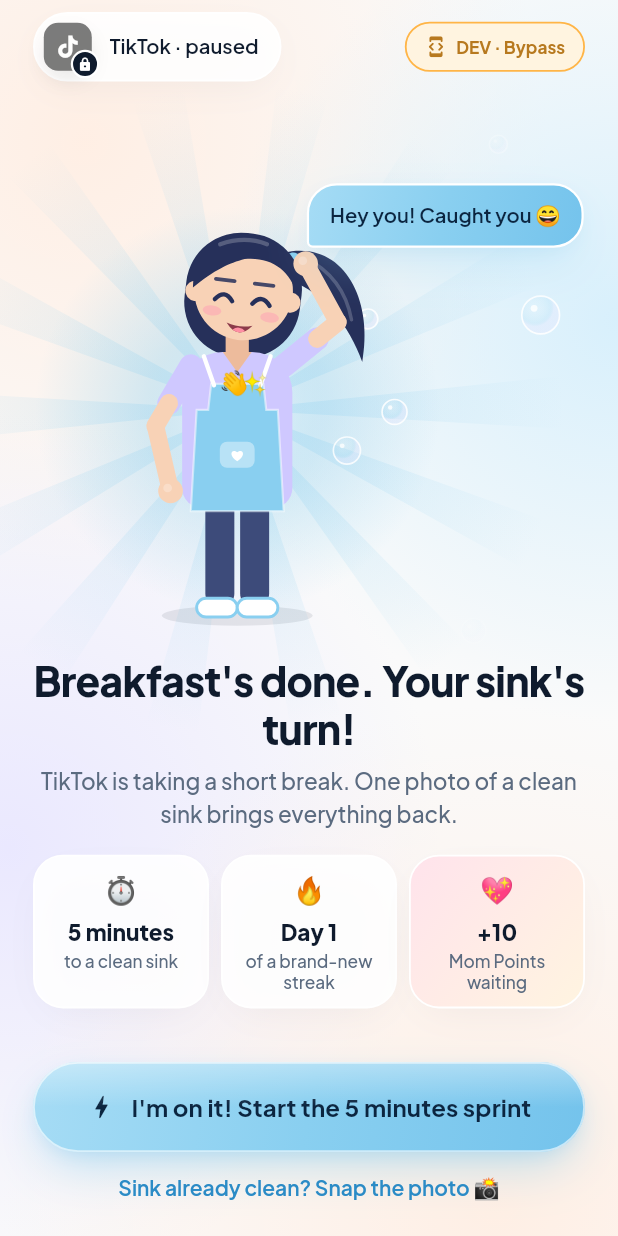
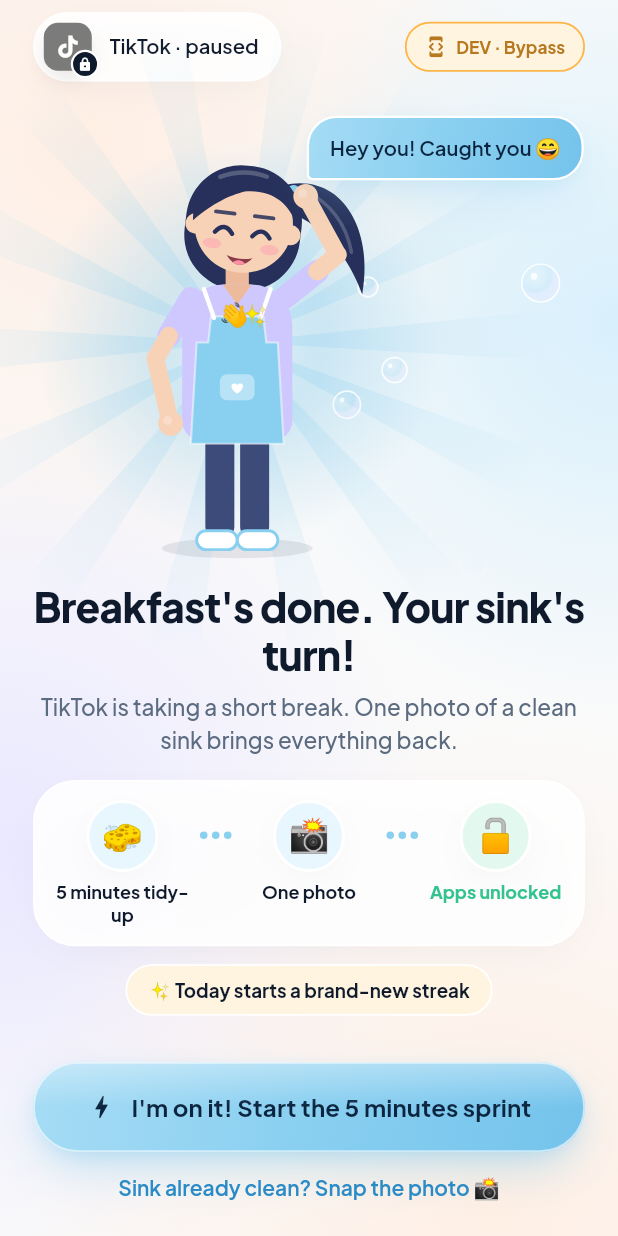
Before and after one commit to OSAMAFAHD-AFK/Sinkly, a Flutter app: the LockOverlayView screen opened by its route, on a phone screen of 412 x 824 dp. Run offline on Flutter 3.47's test engine with Material 3 defaults, Android fonts, the phone set to English and light mode, and no system bars; drawn by our look-alikes of flutter_animate; our stand-ins replace dartz, dio, equatable, flutter_bloc, font_awesome_flutter, get_it and 6 more; accounts and stored records are empty.

Commit message:
Update project features

```diff
--- a/lib/Features/Feature_10_LockOverlay/presentation/views/LockOverlayView.dart
+++ b/lib/Features/Feature_10_LockOverlay/presentation/views/LockOverlayView.dart
@@ -16,7 +16,7 @@ import '../../../../core/widgets/mesh_gradient_background_widget.dart';
 import '../../../Feature_06_SinkUnlock/presentation/views/SinkUnlockView.dart';
 import '../manager/lock_overlay_cubit.dart';
 import 'widgets/lock_overlay_heroine_stage_widget.dart';
-import 'widgets/lock_overlay_reward_strip_widget.dart';
+import 'widgets/lock_overlay_unlock_path_widget.dart';
 import 'widgets/locked_app_chip_widget.dart';
 
 /// Shown when a locked app is opened after a meal: the heroine cheers the
@@ -72,7 +72,7 @@ class LockOverlayView extends StatelessWidget {
             // The stage takes whatever the text and buttons leave; on short
             // phones / huge text it keeps a minimum and the page scrolls.
             final textScale = MediaQuery.textScalerOf(context).scale(1);
-            final stageHeight = (box.maxHeight - (250 + 230 * textScale)).clamp(210.0, 360.0);
+            final stageHeight = (box.maxHeight - (280 + 240 * textScale)).clamp(200.0, 350.0);
             return SingleChildScrollView(
               physics: const ClampingScrollPhysics(),
               child: ConstrainedBox(
@@ -121,7 +121,7 @@ class LockOverlayView extends StatelessWidget {
                             style: AppTextStyles.body,
                           ).animate(delay: 300.ms).fadeIn(duration: 400.ms),
                           const SizedBox(height: AppSpacing.md),
-                          LockOverlayRewardStripWidget(snapshot: snapshot),
+                          LockOverlayUnlockPathWidget(snapshot: snapshot),
                         ],
                       ),
                       Padding(
--- a/lib/Features/Feature_10_LockOverlay/presentation/views/widgets/lock_overlay_reward_strip_widget.dart
+++ /dev/null
@@ -1,115 +0,0 @@
-import 'package:flutter/material.dart';
-import 'package:flutter_animate/flutter_animate.dart';
-
-import '../../../../../core/utils/app_constants.dart';
-import '../../../../../core/utils/app_localizations.dart';
-import '../../../../../core/utils/style.dart';
-import '../../../data/models/lock_overlay_snapshot_model.dart';
-
-/// What's on the other side of a few minutes: the time it takes, the streak
-/// to protect and the Mom Points to earn. Framed as gains, never as guilt.
-class LockOverlayRewardStripWidget extends StatelessWidget {
-  const LockOverlayRewardStripWidget({super.key, required this.snapshot});
-
-  final LockOverlaySnapshotModel snapshot;
-
-  @override
-  Widget build(BuildContext context) {
-    final streak = snapshot.currentStreakDays;
-    final tiles = [
-      _RewardTile(
-        emoji: '⏱️',
-        value: context.minutes(snapshot.sprintMinutes),
-        label: context.tr('lock_overlay_stat_time_label'),
-      ),
-      _RewardTile(
-        emoji: '🔥',
-        value: streak > 0 ? '$streak' : context.tr('lock_overlay_stat_streak_new_value'),
-        label: context.tr(streak > 0 ? 'lock_overlay_stat_streak_label' : 'lock_overlay_stat_streak_new_label'),
-      ),
-      _RewardTile(
-        emoji: '💖',
-        value: '+${AppConstants.momPointsPerClean}',
-        label: context.tr('lock_overlay_stat_points_label'),
-        highlight: true,
-        forceLtrValue: true,
-      ),
-    ];
-    return IntrinsicHeight(
-      child: Row(
-        crossAxisAlignment: CrossAxisAlignment.stretch,
-        children: [
-          for (final (index, tile) in tiles.indexed) ...[
-            if (index > 0) const SizedBox(width: AppSpacing.xs),
-            Expanded(
-              child: tile
-                  .animate(delay: (450 + index * 110).ms)
-                  .fadeIn(duration: 350.ms)
-                  .scaleXY(begin: 0.85, curve: Curves.easeOutBack, duration: 500.ms),
-            ),
-          ],
-        ],
-      ),
-    );
-  }
-}
-
-class _RewardTile extends StatelessWidget {
-  const _RewardTile({
-    required this.emoji,
-    required this.value,
-    required this.label,
-    this.highlight = false,
-    this.forceLtrValue = false,
-  });
-
-  final String emoji;
-  final String value;
-  final String label;
-  final bool highlight;
-
-  /// Keeps "+10" from turning into "10+" inside Arabic layouts.
-  final bool forceLtrValue;
-
-  @override
-  Widget build(BuildContext context) {
-    return Container(
-      padding: const EdgeInsets.symmetric(horizontal: 8, vertical: 10),
-      decoration: BoxDecoration(
-        color: highlight ? null : AppColors.glassFillStrong,
-        gradient: highlight
-            ? const LinearGradient(
-                begin: Alignment.topLeft,
-                end: Alignment.bottomRight,
-                colors: [Color(0xFFFFE3EC), Color(0xFFFFF4E0)],
-              )
-            : null,
-        borderRadius: AppRadii.mediumAll,
-        border: Border.all(color: Colors.white, width: 1.2),
-        boxShadow: AppShadows.soft,
-      ),
-      child: Column(
-        children: [
-          Text(emoji, style: const TextStyle(fontSize: 18)),
-          const SizedBox(height: 4),
-          Text(
-            value,
-            textAlign: TextAlign.center,
-            textDirection: forceLtrValue ? TextDirection.ltr : null,
-            maxLines: 1,
-            overflow: TextOverflow.ellipsis,
-            style: AppTextStyles.titleSmall.copyWith(fontSize: 15, fontWeight: FontWeight.w800),
-          ),
-          const SizedBox(height: 2),
-          Text(
-            label,
-            textAlign: TextAlign.center,
-            maxLines: 2,
-            overflow: TextOverflow.ellipsis,
-            style: AppTextStyles.caption.copyWith(fontSize: 11.5, height: 1.25),
-          ),
-        ],
-      ),
-    );
-  }
-}
--- /dev/null
+++ b/lib/Features/Feature_10_LockOverlay/presentation/views/widgets/lock_overlay_unlock_path_widget.dart
@@ -0,0 +1,165 @@
+import 'package:flutter/material.dart';
+import 'package:flutter_animate/flutter_animate.dart';
+
+import '../../../../../core/utils/app_localizations.dart';
+import '../../../../../core/utils/style.dart';
+import '../../../data/models/lock_overlay_snapshot_model.dart';
+
+/// The way through, at a glance: a quick clean-up → one photo → apps back.
+/// Below it, the streak to protect (or a fresh one to start). Framed as a
+/// short, doable path, never as a wall.
+class LockOverlayUnlockPathWidget extends StatelessWidget {
+  const LockOverlayUnlockPathWidget({super.key, required this.snapshot});
+
+  final LockOverlaySnapshotModel snapshot;
+
+  @override
+  Widget build(BuildContext context) {
+    final streak = snapshot.currentStreakDays;
+    final steps = [
+      _PathStep(
+        emoji: '🧽',
+        label: context.tr('lock_overlay_path_clean', {'duration': context.minutes(snapshot.sprintMinutes)}),
+      ),
+      _PathStep(emoji: '📸', label: context.tr('lock_overlay_path_photo')),
+      _PathStep(emoji: '🔓', label: context.tr('lock_overlay_path_free'), isGoal: true),
+    ];
+    return Column(
+      children: [
+        Container(
+          padding: const EdgeInsets.symmetric(horizontal: AppSpacing.xs, vertical: AppSpacing.sm),
+          decoration: BoxDecoration(
+            color: AppColors.glassFillStrong,
+            borderRadius: AppRadii.cardAll,
+            border: Border.all(color: Colors.white, width: 1.4),
+            boxShadow: AppShadows.soft,
+          ),
+          child: Row(
+            crossAxisAlignment: CrossAxisAlignment.start,
+            children: [
+              for (final (index, step) in steps.indexed) ...[
+                if (index > 0) _PathConnector(delay: (550 + index * 160).ms),
+                Expanded(
+                  child: step
+                      .animate(delay: (450 + index * 160).ms)
+                      .fadeIn(duration: 350.ms)
+                      .scaleXY(begin: 0.8, curve: Curves.easeOutBack, duration: 500.ms),
+                ),
+              ],
+            ],
+          ),
+        ),
+        const SizedBox(height: AppSpacing.sm),
+        _StreakPill(
+          text: streak > 0
+              ? context.tr('lock_overlay_streak_keep', {'count': '$streak'})
+              : context.tr('lock_overlay_streak_start'),
+        ).animate(delay: 950.ms).fadeIn(duration: 400.ms),
+      ],
+    );
+  }
+}
+
+class _PathStep extends StatelessWidget {
+  const _PathStep({required this.emoji, required this.label, this.isGoal = false});
+
+  final String emoji;
+  final String label;
+
+  /// The last step (apps back) glows green and breathes.
+  final bool isGoal;
+
+  @override
+  Widget build(BuildContext context) {
+    Widget badge = Container(
+      width: 48,
+      height: 48,
+      alignment: Alignment.center,
+      decoration: BoxDecoration(
+        color: isGoal ? AppColors.successSoft : AppColors.primarySoft,
+        shape: BoxShape.circle,
+        border: Border.all(color: Colors.white, width: 2),
+        boxShadow: AppShadows.soft,
+      ),
+      child: Text(emoji, style: const TextStyle(fontSize: 22)),
+    );
+    if (isGoal) {
+      badge = badge
+          .animate(onPlay: (c) => c.repeat(reverse: true), delay: 1200.ms)
+          .scaleXY(begin: 1, end: 1.08, duration: 900.ms, curve: Curves.easeInOut);
+    }
+    return Column(
+      children: [
+        badge,
+        const SizedBox(height: 6),
+        Text(
+          label,
+          textAlign: TextAlign.center,
+          maxLines: 2,
+          overflow: TextOverflow.ellipsis,
+          style: AppTextStyles.caption.copyWith(
+            fontSize: 12,
+            height: 1.25,
+            fontWeight: FontWeight.w700,
+            color: isGoal ? AppColors.success : AppColors.ink,
+          ),
+        ),
+      ],
+    );
+  }
+}
+
+/// Three dots that light up in turn, leading the eye to the next step.
+/// Direction-agnostic, so it reads right in both LTR and RTL.
+class _PathConnector extends StatelessWidget {
+  const _PathConnector({required this.delay});
+
+  final Duration delay;
+
+  @override
+  Widget build(BuildContext context) {
+    return Padding(
+      // Vertically centered on the 48px badges.
+      padding: const EdgeInsets.only(top: 21),
+      child: Row(
+        mainAxisSize: MainAxisSize.min,
+        children: [
+          for (var i = 0; i < 3; i++)
+            Container(
+                  width: 5,
+                  height: 5,
+                  margin: const EdgeInsets.symmetric(horizontal: 1.5),
+                  decoration: const BoxDecoration(color: AppColors.primary, shape: BoxShape.circle),
+                )
+                .animate(onPlay: (c) => c.repeat(), delay: delay + (i * 140).ms)
+                .fade(begin: 0.25, end: 1, duration: 420.ms)
+                .then()
+                .fade(begin: 1, end: 0.25, duration: 420.ms),
+        ],
+      ),
+    );
+  }
+}
+
+class _StreakPill extends StatelessWidget {
+  const _StreakPill({required this.text});
+
+  final String text;
+
+  @override
+  Widget build(BuildContext context) {
+    return Container(
+      padding: const EdgeInsets.symmetric(horizontal: 14, vertical: 7),
+      decoration: BoxDecoration(
+        color: AppColors.warningSoft,
+        borderRadius: AppRadii.pillAll,
+        border: Border.all(color: Colors.white, width: 1.2),
+      ),
+      child: Text(
+        text,
+        textAlign: TextAlign.center,
+        style: AppTextStyles.caption.copyWith(fontSize: 12.5, fontWeight: FontWeight.w700, color: AppColors.ink),
+      ),
+    );
+  }
+}
--- a/lib/core/utils/app_constants.dart
+++ b/lib/core/utils/app_constants.dart
@@ -18,10 +18,6 @@ abstract final class AppConstants {
   /// Avoidance-scrolling time we estimate each clean sink saves.
   /// (2 meals/day × 7 days × 30 min ≈ the 7 h/week promised in onboarding.)
   static const int minutesReclaimedPerClean = 30;
-
-  /// "Mom Points" earned for every clean sink (introduced on the Welcome
-  /// screen; the points system itself is part of the in-app phase).
-  static const int momPointsPerClean = 10;
 
   // ── Store / sharing ────────────────────────────────────────────────────
   /// TODO(store): the numeric Apple ID from App Store Connect (App
```
Also changed, not shown: assets/translations/ar.json (+5 -10 lines), assets/translations/en.json (+5 -10 lines), lib/Features/Feature_02_Onboarding/presentation/views/WelcomeView.dart (+34 -100 lines), lib/Features/Feature_06_SinkUnlock/presentation/views/widgets/unlock_reward_celebration_widget.dart (+38 -106 lines).
